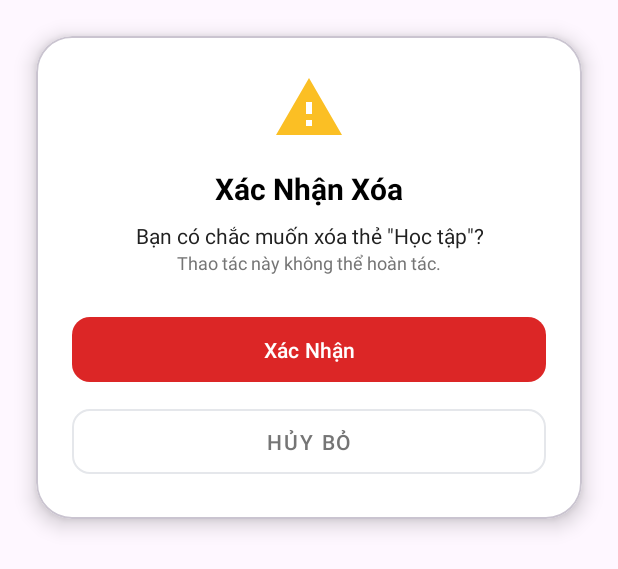
After one commit to PhatDo744/TLU-Routine, an Android app: the layout dialog_delete_confirmation.xml on its own in the app's theme, with its tools: preview values and no code run, on a phone screen of 412 x 824 dp. The commit adds this screen. Shown: the top 569 px of the screen. Run offline under Robolectric (Android 15) with nearby library versions, the phone set to English and light mode, and no system bars.

Commit message:
hoàn thiện giao diện phác họa + logic thêm sửa xóa demo ui

```diff
--- a/app/build.gradle.kts
+++ b/app/build.gradle.kts
@@ -42,5 +42,5 @@ dependencies {
     testImplementation(libs.junit)
     androidTestImplementation(libs.ext.junit)
     androidTestImplementation(libs.espresso.core)
-    implementation (libs.colorpickerview)
+    implementation("com.github.skydoves:colorpickerview:2.2.4")
 }
--- /dev/null
+++ b/app/src/main/res/drawable/hex_display_background.xml
@@ -0,0 +1,6 @@
+<?xml version="1.0" encoding="utf-8"?>
+<shape xmlns:android="http://schemas.android.com/apk/res/android"
+    android:shape="rectangle">
+    <solid android:color="@color/light_gray_background" />
+    <corners android:radius="12dp" />
+</shape>
--- /dev/null
+++ b/app/src/main/res/drawable/ic_warning.xml
@@ -0,0 +1,11 @@
+<?xml version="1.0" encoding="utf-8"?>
+<vector xmlns:android="http://schemas.android.com/apk/res/android"
+    android:width="24dp"
+    android:height="24dp"
+    android:viewportWidth="24"
+    android:viewportHeight="24"
+    android:tint="#FBBF24">
+    <path
+        android:fillColor="@android:color/white"
+        android:pathData="M1,21h22L12,2 1,21zM13,18h-2v-2h2v2zM13,14h-2v-4h2v4z"/>
+</vector>
--- /dev/null
+++ b/app/src/main/res/layout/dialog_delete_confirmation.xml
@@ -0,0 +1,75 @@
+<?xml version="1.0" encoding="utf-8"?>
+<com.google.android.material.card.MaterialCardView xmlns:android="http://schemas.android.com/apk/res/android"
+    xmlns:app="http://schemas.android.com/apk/res-auto"
+    xmlns:tools="http://schemas.android.com/tools"
+    android:layout_width="match_parent"
+    android:layout_height="wrap_content"
+    app:cardBackgroundColor="@color/white"
+    app:cardCornerRadius="24dp"
+    app:cardElevation="8dp"
+    android:layout_margin="24dp">
+
+    <LinearLayout
+        android:layout_width="match_parent"
+        android:layout_height="wrap_content"
+        android:orientation="vertical"
+        android:padding="24dp"
+        android:gravity="center_horizontal">
+
+        <ImageView
+            android:layout_width="48dp"
+            android:layout_height="48dp"
+            android:src="@drawable/ic_warning"
+            android:contentDescription="@string/delete_confirmation_title"/>
+
+        <TextView
+            android:id="@+id/tv_delete_title"
+            android:layout_width="wrap_content"
+            android:layout_height="wrap_content"
+            android:layout_marginTop="16dp"
+            android:text="@string/delete_confirmation_title"
+            android:textColor="@color/black"
+            android:textSize="20sp"
+            android:textStyle="bold" />
+
+        <TextView
+            android:id="@+id/tv_delete_message"
+            android:layout_width="wrap_content"
+            android:layout_height="wrap_content"
+            android:layout_marginTop="8dp"
+            android:textAlignment="center"
+            android:textColor="@color/default_text_color"
+            tools:text="Bạn có chắc muốn xóa thẻ &quot;Học tập&quot;?" />
+
+        <TextView
+            android:layout_width="wrap_content"
+            android:layout_height="wrap_content"
+            android:text="@string/delete_irreversible_note"
+            android:textColor="@color/material_grey_600"
+            android:textSize="12sp" />
+
+        <com.google.android.material.button.MaterialButton
+            android:id="@+id/btn_confirm_delete"
+            android:layout_width="match_parent"
+            android:layout_height="wrap_content"
+            android:layout_marginTop="24dp"
+            android:paddingVertical="12dp"
+            android:text="@string/confirm_button"
+            app:backgroundTint="@color/delete_button_red"
+            app:cornerRadius="12dp" />
+
+        <com.google.android.material.button.MaterialButton
+            android:id="@+id/btn_cancel_delete"
+            style="@style/Widget.MaterialComponents.Button.OutlinedButton"
+            android:layout_width="match_parent"
+            android:layout_height="wrap_content"
+            android:layout_marginTop="8dp"
+            android:paddingVertical="12dp"
+            android:text="@string/cancel_button"
+            android:textColor="@color/material_grey_600"
+            app:cornerRadius="12dp"
+            app:strokeColor="@color/divider_color" />
+
+    </LinearLayout>
+
+</com.google.android.material.card.MaterialCardView>
--- a/app/src/main/res/values/colors.xml
+++ b/app/src/main/res/values/colors.xml
@@ -11,5 +11,5 @@
     <!-- Icon Chip State Colors -->
     <color name="icon_chip_bg_selected">#EBF4FF</color>
     <color name="icon_chip_stroke_selected">#3B82F6</color>
-
+    <color name="delete_button_red">#DC2626</color>
 </resources>
--- a/app/src/main/res/values/strings.xml
+++ b/app/src/main/res/values/strings.xml
@@ -41,4 +41,8 @@
     <string name="menu_stats">Thống kê</string>
     <string name="menu_tags">Thẻ</string>
 
+    <string name="delete_confirmation_title">Xác Nhận Xóa</string>
+    <string name="delete_confirmation_message">Bạn có chắc muốn xóa thẻ "%1$s"?</string>
+    <string name="delete_irreversible_note">Thao tác này không thể hoàn tác.</string>
+    <string name="confirm_button">Xác Nhận</string>
 </resources>
--- a/gradle/libs.versions.toml
+++ b/gradle/libs.versions.toml
@@ -1,5 +1,6 @@
 [versions]
 agp = "8.10.1"
+colorpicker = "2.5"
 colorpickerview = "2.2.4"
 junit = "4.13.2"
 junitVersion = "1.2.1"
@@ -12,6 +13,7 @@ navigationFragment = "2.9.0"
 navigationUi = "2.9.0"
 
 [libraries]
+colorpicker = { module = "com.github.duanhong169:ColorPicker", version.ref = "colorpicker" }
 colorpickerview = { module = "com.github.skydoves:colorpickerview", version.ref = "colorpickerview" }
 junit = { group = "junit", name = "junit", version.ref = "junit" }
 ext-junit = { group = "androidx.test.ext", name = "junit", version.ref = "junitVersion" }
```
Also changed, not shown: app/src/main/java/com/example/tlu_routine/adapter/TagManagerAdapter.java (+17 -8 lines), app/src/main/java/com/example/tlu_routine/fragment/AddEditTagDialogFragment.java (+48 -27 lines), app/src/main/java/com/example/tlu_routine/fragment/DeleteConfirmationDialogFragment.java (added, +67 -0 lines), app/src/main/java/com/example/tlu_routine/fragment/TagManagerFragment.java (+57 -16 lines), app/src/main/res/drawable/colorpickerview_wheel.xml (added, +8 -0 lines), app/src/main/res/layout/dialog_add_edit_tag.xml (+23 -13 lines), app/src/main/res/navigation/main_nav_graph.xml (+38 -11 lines).
